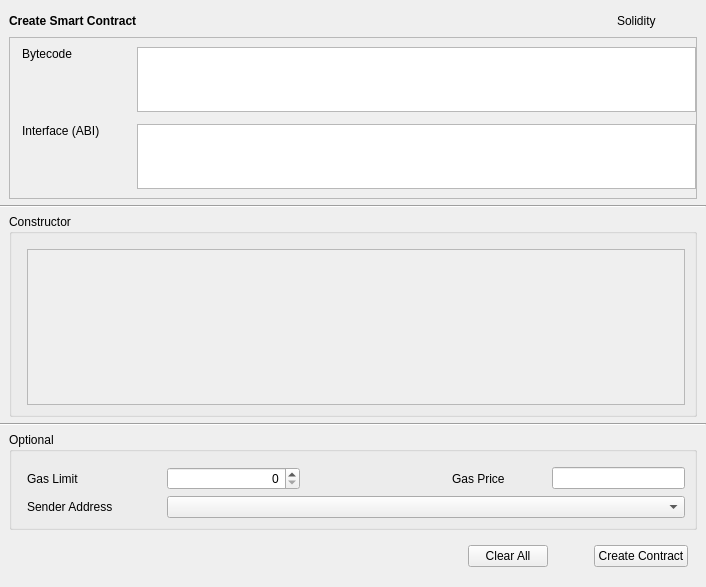
Above: src/qt/forms/createcontract.ui from qtumproject/qtum before the change. Below: the same form after it.
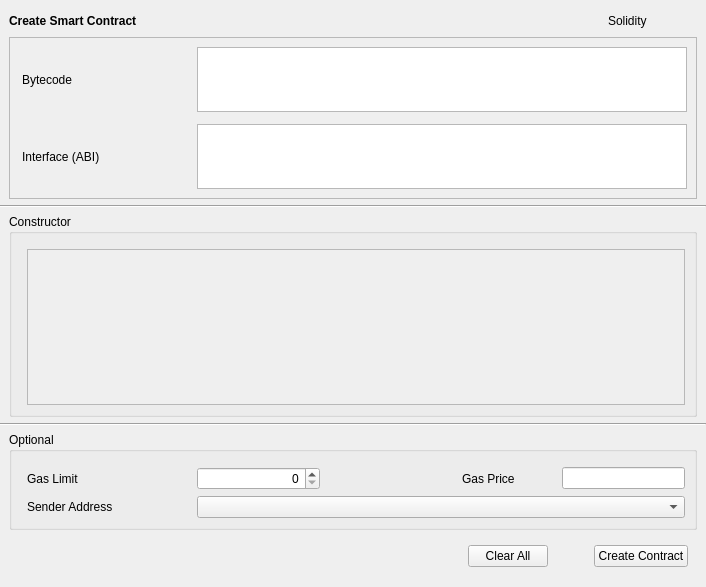
That is the form after the change. Custom widgets are drawn as their Qt base class.

Commit message: Update smart contract layout

Diff of the .ui file:
```diff
--- a/src/qt/forms/createcontract.ui
+++ b/src/qt/forms/createcontract.ui
@@ -52,6 +52,9 @@
          </property>
          <item>
           <layout class="QHBoxLayout" name="horizontalLayout">
+           <property name="rightMargin">
+            <number>9</number>
+           </property>
            <item>
             <widget class="QLabel" name="labelTitle">
              <property name="font">
@@ -119,6 +122,9 @@
               <property name="leftMargin">
                <number>12</number>
               </property>
+              <property name="rightMargin">
+               <number>9</number>
+              </property>
               <property name="horizontalSpacing">
                <number>15</number>
               </property>
@@ -175,7 +181,7 @@
                   </property>
                   <property name="minimumSize">
                    <size>
-                    <width>100</width>
+                    <width>160</width>
                     <height>0</height>
                    </size>
                   </property>
@@ -184,19 +190,6 @@
                   </property>
                  </widget>
                 </item>
-                <item>
-                 <spacer name="verticalSpacer">
-                  <property name="orientation">
-                   <enum>Qt::Vertical</enum>
-                  </property>
-                  <property name="sizeHint" stdset="0">
-                   <size>
-                    <width>20</width>
-                    <height>40</height>
-                   </size>
-                  </property>
-                 </spacer>
-                </item>
                </layout>
               </item>
               <item row="0" column="0">
@@ -211,7 +204,7 @@
                   </property>
                   <property name="minimumSize">
                    <size>
-                    <width>100</width>
+                    <width>160</width>
                     <height>0</height>
                    </size>
                   </property>
@@ -220,19 +213,6 @@
                   </property>
                  </widget>
                 </item>
-                <item>
-                 <spacer name="verticalSpacer_2">
-                  <property name="orientation">
-                   <enum>Qt::Vertical</enum>
-                  </property>
-                  <property name="sizeHint" stdset="0">
-                   <size>
-                    <width>20</width>
-                    <height>40</height>
-                   </size>
-                  </property>
-                 </spacer>
-                </item>
                </layout>
               </item>
              </layout>
@@ -345,7 +325,7 @@
               </property>
               <property name="minimumSize">
                <size>
-                <width>130</width>
+                <width>160</width>
                 <height>0</height>
                </size>
               </property>
@@ -383,7 +363,7 @@
               </property>
               <property name="minimumSize">
                <size>
-                <width>130</width>
+                <width>160</width>
                 <height>0</height>
                </size>
               </property>
```
The commit also changes 4 other files.
